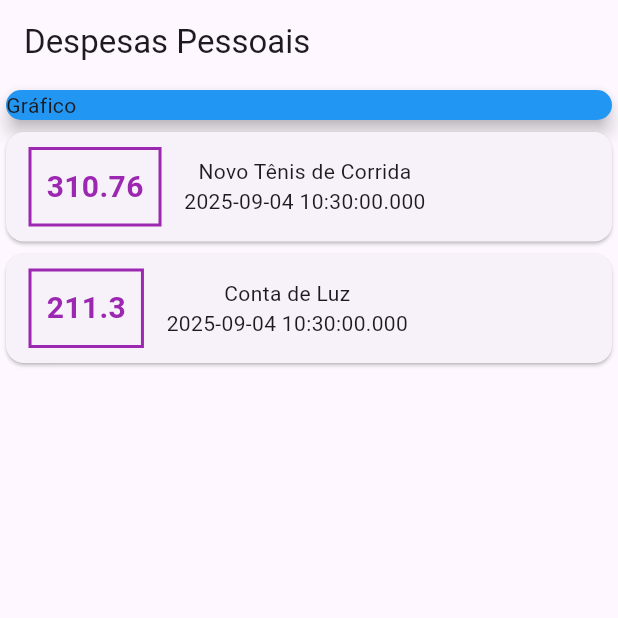
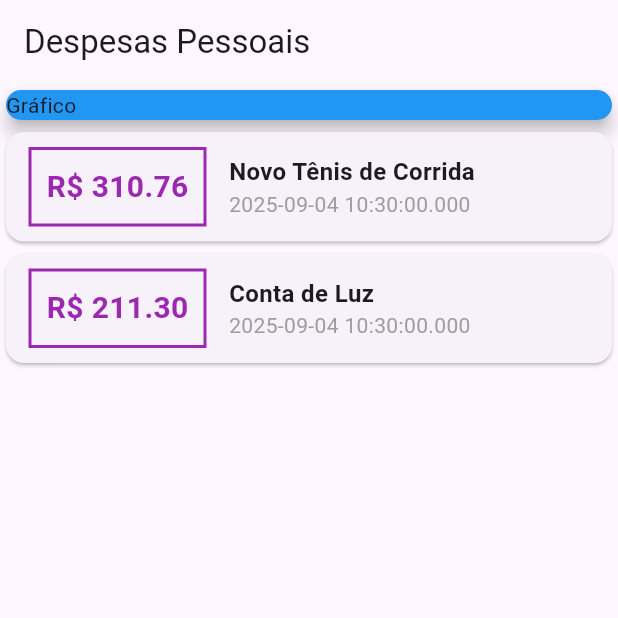
Before and after one commit to jSantini/curso_flutter, a Flutter app: the screen it shows after launch, on a phone screen of 412 x 824 dp, the top half of it. Run offline on Flutter 3.47's test engine with Material 3 defaults, Android fonts, the phone set to English and light mode, and no system bars.

Commit message:
String concat and fixed decimal values

```diff
--- a/modulo_3/expenses/lib/main.dart
+++ b/modulo_3/expenses/lib/main.dart
@@ -60,7 +60,7 @@ class MyHomePage extends StatelessWidget {
                       ),
                       padding: EdgeInsets.all(10),
                       child: Text(
-                        tr.value.toString(),
+                        'R\$ ${tr.value.toStringAsFixed(2)}',
                         style: TextStyle(
                           fontWeight: FontWeight.bold,
                           fontSize: 20,
@@ -69,9 +69,19 @@ class MyHomePage extends StatelessWidget {
                       ),
                     ),
                     Column(
+                      crossAxisAlignment: CrossAxisAlignment.start,
                       children: <Widget>[
-                        Text(tr.title),
-                        Text(tr.date.toString()),
+                        Text(
+                          tr.title,
+                          style: TextStyle(
+                            fontSize: 16,
+                            fontWeight: FontWeight.bold,
+                          ),
+                        ),
+                        Text(
+                          tr.date.toString(),
+                          style: TextStyle(color: Colors.grey),
+                        ),
                       ],
                     ),
                   ],
```
